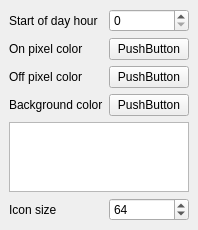
First picture: the form in mainwindow.ui, repository qduaty/zegarbcd, before the edit.
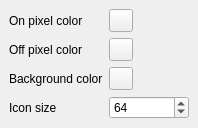
Second picture: the form after the edit. Custom widgets are drawn as their Qt base class.

Commit message: added configurable colors

```diff
--- a/mainwindow.ui
+++ b/mainwindow.ui
@@ -6,59 +6,23 @@
    <rect>
     <x>0</x>
     <y>0</y>
-    <width>144</width>
-    <height>209</height>
+    <width>175</width>
+    <height>114</height>
    </rect>
   </property>
   <property name="windowTitle">
    <string>MainWindow</string>
   </property>
   <widget class="QWidget" name="centralwidget">
-   <layout class="QFormLayout" name="formLayout">
-    <item row="0" column="0">
-     <widget class="QLabel" name="label">
-      <property name="text">
-       <string>Start of day hour</string>
-      </property>
-     </widget>
-    </item>
-    <item row="0" column="1">
-     <widget class="QSpinBox" name="startHour">
-      <property name="maximum">
-       <number>23</number>
-      </property>
-     </widget>
-    </item>
-    <item row="1" column="0">
-     <widget class="QLabel" name="label_2">
-      <property name="text">
-       <string>On pixel color</string>
-      </property>
-     </widget>
-    </item>
-    <item row="2" column="0">
-     <widget class="QLabel" name="label_3">
-      <property name="text">
-       <string>Off pixel color</string>
-      </property>
-     </widget>
-    </item>
-    <item row="3" column="0">
-     <widget class="QLabel" name="label_4">
-      <property name="text">
-       <string>Background color</string>
-      </property>
-     </widget>
-    </item>
-    <item row="5" column="0">
-     <widget class="QLabel" name="label_5">
-      <property name="text">
-       <string>Icon size</string>
-      </property>
-     </widget>
-    </item>
-    <item row="5" column="1">
+   <layout class="QGridLayout" name="gridLayout">
+    <item row="3" column="1">
      <widget class="QSpinBox" name="iconSize">
+      <property name="minimumSize">
+       <size>
+        <width>80</width>
+        <height>0</height>
+       </size>
+      </property>
       <property name="minimum">
        <number>16</number>
       </property>
@@ -70,33 +34,65 @@
       </property>
      </widget>
     </item>
-    <item row="4" column="0" colspan="2">
-     <widget class="QGraphicsView" name="graphicsView"/>
+    <item row="0" column="1">
+     <widget class="ColorToolButton" name="pixelColorOn">
+      <property name="text">
+       <string/>
+      </property>
+     </widget>
     </item>
-    <item row="1" column="1">
-     <widget class="QPushButton" name="onColor">
+    <item row="3" column="0">
+     <widget class="QLabel" name="label_5">
       <property name="text">
-       <string>PushButton</string>
+       <string>Icon size</string>
+      </property>
+     </widget>
+    </item>
+    <item row="1" column="0">
+     <widget class="QLabel" name="label_3">
+      <property name="text">
+       <string>Off pixel color</string>
       </property>
      </widget>
     </item>
     <item row="2" column="1">
-     <widget class="QPushButton" name="OffColor">
+     <widget class="ColorToolButton" name="pixelColorBackground">
       <property name="text">
-       <string>PushButton</string>
+       <string/>
       </property>
      </widget>
     </item>
-    <item row="3" column="1">
-     <widget class="QPushButton" name="backgroundColor">
+    <item row="2" column="0">
+     <widget class="QLabel" name="label_4">
       <property name="text">
-       <string>PushButton</string>
+       <string>Background color</string>
+      </property>
+     </widget>
+    </item>
+    <item row="1" column="1">
+     <widget class="ColorToolButton" name="pixelColorOff">
+      <property name="text">
+       <string/>
+      </property>
+     </widget>
+    </item>
+    <item row="0" column="0">
+     <widget class="QLabel" name="label_2">
+      <property name="text">
+       <string>On pixel color</string>
       </property>
      </widget>
     </item>
    </layout>
   </widget>
  </widget>
+ <customwidgets>
+  <customwidget>
+   <class>ColorToolButton</class>
+   <extends>QToolButton</extends>
+   <header>colortoolbutton.h</header>
+  </customwidget>
+ </customwidgets>
  <resources/>
  <connections/>
 </ui>
```
The commit also changes 6 other files.
